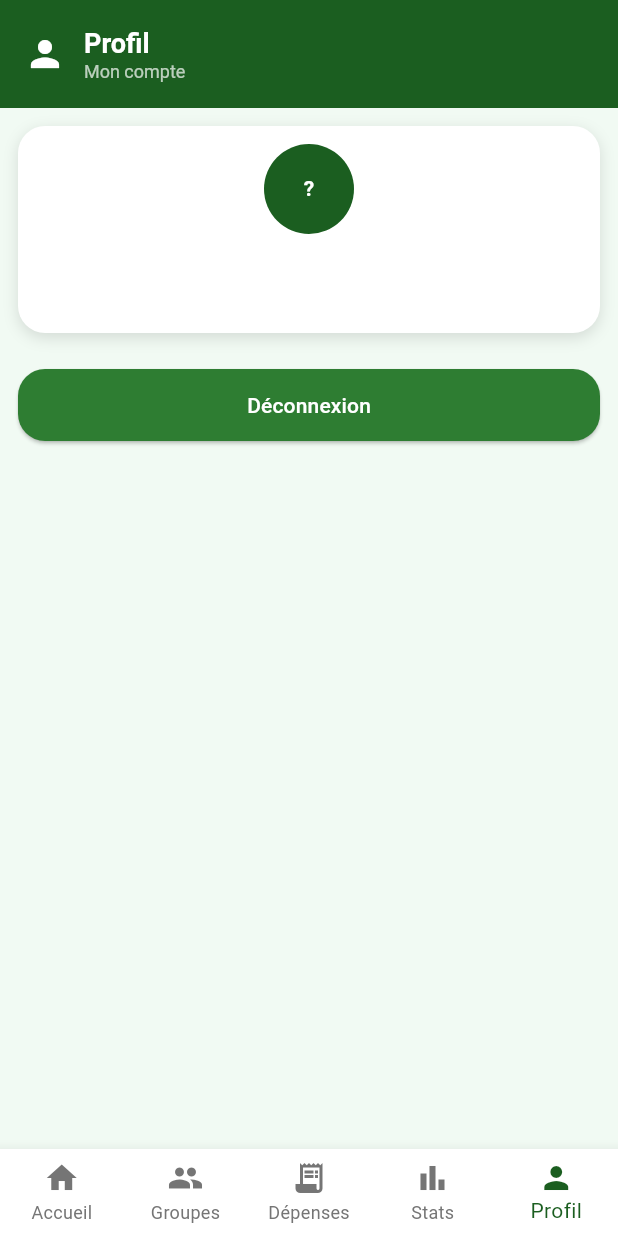
After one commit to Jumeaweb/ArgEnPo, a Flutter app: the MainScreen screen opened directly, item 5 of the bottom bar chosen, on a phone screen of 412 x 824 dp. The commit adds this screen. Run offline on Flutter 3.47's test engine with Material 3 defaults, Android fonts, the phone set to English and light mode, and no system bars; our stand-ins replace package_info_plus, shared_preferences, supabase_flutter; accounts and stored records are empty; network calls fail.

Commit message:
Barre de navigation inférieure et écran Groupes (portage v0.8.5)
Generated by Mistral Vibe.
Co-Authored-By: Mistral Vibe <vibe@mistral.ai>

```diff
--- /dev/null
+++ b/lib/layout/app_bottom_navigation.dart
@@ -0,0 +1,48 @@
+import 'package:flutter/material.dart';
+
+import '../theme/theme.dart';
+
+class AppBottomNavigation extends StatelessWidget {
+  final int currentIndex;
+  final ValueChanged<int> onTap;
+
+  const AppBottomNavigation({
+    super.key,
+    required this.currentIndex,
+    required this.onTap,
+  });
+
+  @override
+  Widget build(BuildContext context) {
+    return BottomNavigationBar(
+      currentIndex: currentIndex,
+      type: BottomNavigationBarType.fixed,
+      backgroundColor: Colors.white,
+      selectedItemColor: AppColors.primary,
+      unselectedItemColor: AppColors.textSecondary,
+      onTap: onTap,
+      items: const [
+        BottomNavigationBarItem(
+          icon: Icon(Icons.home),
+          label: 'Accueil',
+        ),
+        BottomNavigationBarItem(
+          icon: Icon(Icons.group),
+          label: 'Groupes',
+        ),
+        BottomNavigationBarItem(
+          icon: Icon(Icons.receipt_long),
+          label: 'Dépenses',
+        ),
+        BottomNavigationBarItem(
+          icon: Icon(Icons.bar_chart),
+          label: 'Stats',
+        ),
+        BottomNavigationBarItem(
+          icon: Icon(Icons.person),
+          label: 'Profil',
+        ),
+      ],
+    );
+  }
+}
--- /dev/null
+++ b/lib/layout/main_screen.dart
@@ -0,0 +1,76 @@
+import 'package:flutter/material.dart';
+
+import '../models/navigation_item.dart';
+import '../screens/expenses_screen.dart';
+import '../screens/groups_screen.dart';
+import '../screens/home_screen.dart';
+import '../screens/profile_screen.dart';
+import '../screens/statistics_screen.dart';
+import '../theme/theme.dart';
+
+import 'app_bottom_navigation.dart';
+
+class MainScreen extends StatefulWidget {
+  const MainScreen({super.key});
+
+  @override
+  State<MainScreen> createState() => _MainScreenState();
+}
+
+class _MainScreenState extends State<MainScreen> {
+  int selectedIndex = 0;
+
+  final List<NavigationItem> navigationItems = const [
+    NavigationItem(
+      page: HomeScreen(),
+      icon: Icons.home,
+      title: 'ArgEnPo',
+      subtitle: 'Les comptes entre amis, sans prise de tête.',
+    ),
+    NavigationItem(
+      page: GroupsScreen(),
+      icon: Icons.group,
+      title: 'Groupes',
+      subtitle: 'Mes groupes de partage',
+    ),
+    NavigationItem(
+      page: ExpensesScreen(),
+      icon: Icons.receipt_long,
+      title: 'Dépenses',
+      subtitle: 'Toutes mes dépenses',
+    ),
+    NavigationItem(
+      page: StatisticsScreen(),
+      icon: Icons.bar_chart,
+      title: 'Statistiques',
+      subtitle: 'Analyse des dépenses',
+    ),
+    NavigationItem(
+      page: ProfileScreen(),
+      icon: Icons.person,
+      title: 'Profil',
+      subtitle: 'Mon compte',
+    ),
+  ];
+
+  @override
+  Widget build(BuildContext context) {
+    return Scaffold(
+      backgroundColor: AppColors.background,
+      body: IndexedStack(
+        index: selectedIndex,
+        children: [
+          for (final item in navigationItems) item.page,
+        ],
+      ),
+      bottomNavigationBar: AppBottomNavigation(
+        currentIndex: selectedIndex,
+        onTap: (index) {
+          setState(() {
+            selectedIndex = index;
+          });
+        },
+      ),
+    );
+  }
+}
--- /dev/null
+++ b/lib/models/navigation_item.dart
@@ -0,0 +1,15 @@
+import 'package:flutter/material.dart';
+
+class NavigationItem {
+  final Widget page;
+  final IconData icon;
+  final String title;
+  final String subtitle;
+
+  const NavigationItem({
+    required this.page,
+    required this.icon,
+    required this.title,
+    required this.subtitle,
+  });
+}
--- a/lib/screens/email_login_screen.dart
+++ b/lib/screens/email_login_screen.dart
@@ -5,7 +5,7 @@ import '../services/auth_service.dart';
 import '../theme/theme.dart';
 import '../widgets/widgets.dart';
 
-import 'home_screen.dart';
+import '../layout/main_screen.dart';
 
 class EmailLoginScreen extends StatefulWidget {
   const EmailLoginScreen({super.key});
@@ -68,7 +68,7 @@ class _EmailLoginScreenState extends State<EmailLoginScreen> {
         // Connexion réussie : on ouvre l'accueil en effaçant toute
         // la pile de navigation (sinon on resterait sur la connexion).
         Navigator.of(context).pushAndRemoveUntil(
-          MaterialPageRoute(builder: (_) => const HomeScreen()),
+          MaterialPageRoute(builder: (_) => const MainScreen()),
           (route) => false,
         );
       } else {
--- /dev/null
+++ b/lib/screens/profile_screen.dart
@@ -0,0 +1,109 @@
+import 'package:flutter/material.dart';
+import 'package:supabase_flutter/supabase_flutter.dart';
+
+import '../services/auth_service.dart';
+import '../theme/theme.dart';
+import '../services/user_service.dart';
+import '../widgets/widgets.dart';
+
+import 'login_screen.dart';
+
+class ProfileScreen extends StatefulWidget {
+  const ProfileScreen({super.key});
+
+  @override
+  State<ProfileScreen> createState() => _ProfileScreenState();
+}
+
+class _ProfileScreenState extends State<ProfileScreen> {
+  final UserService _userService = UserService();
+
+  String displayName = '';
+  String email = '';
+
+  @override
+  void initState() {
+    super.initState();
+    loadProfile();
+  }
+
+  Future<void> loadProfile() async {
+    final user = Supabase.instance.client.auth.currentUser;
+    if (user == null) return;
+
+    final name = await _userService.getUserDisplayName(user.id);
+
+    if (!mounted) return;
+
+    setState(() {
+      displayName = name;
+      email = user.email ?? '';
+    });
+  }
+
+  Future<void> _signOut() async {
+    await AuthService().signOut();
+
+    if (!mounted) return;
+
+    Navigator.of(context).pushAndRemoveUntil(
+      MaterialPageRoute(builder: (_) => const LoginScreen()),
+      (route) => false,
+    );
+  }
+
+  @override
+  Widget build(BuildContext context) {
+    final initial =
+        displayName.isNotEmpty ? displayName[0].toUpperCase() : '?';
+
+    return Scaffold(
+      backgroundColor: AppColors.background,
+      appBar: AppBar(
+        backgroundColor: AppColors.primary,
+        foregroundColor: AppColors.textLight,
+        toolbarHeight: 72,
+        title: const Row(
+          children: [
+            Icon(Icons.person, size: 28),
+            SizedBox(width: 12),
+            Column(
+              crossAxisAlignment: CrossAxisAlignment.start,
+              mainAxisSize: MainAxisSize.min,
+              children: [
+                Text('Profil', style: AppTextStyles.appBarTitle),
+                Text('Mon compte', style: AppTextStyles.appBarSubtitle),
+              ],
+            ),
+          ],
+        ),
+      ),
+      body: ListView(
+        padding: const EdgeInsets.all(AppDimensions.padding),
+        children: [
+          AppCard(
+            padding: const EdgeInsets.all(AppDimensions.padding),
+            child: Column(
+              children: [
+                CircleAvatar(
+                  radius: AppDimensions.iconCircleRadius + 8,
+                  backgroundColor: AppColors.primary,
+                  child: Text(initial, style: AppTextStyles.avatarInitial),
+                ),
+                const SizedBox(height: AppDimensions.padding),
+                Text(displayName, style: AppTextStyles.title),
+                const SizedBox(height: 4),
+                Text(email, style: AppTextStyles.subtitle),
+              ],
+            ),
+          ),
+          const SizedBox(height: AppDimensions.padding),
+          AppButton(
+            text: 'Déconnexion',
+            onPressed: _signOut,
+          ),
+        ],
+      ),
+    );
+  }
+}
--- a/lib/screens/splash_screen.dart
+++ b/lib/screens/splash_screen.dart
@@ -4,7 +4,7 @@ import 'package:supabase_flutter/supabase_flutter.dart';
 import '../services/install_service.dart';
 import '../theme/theme.dart';
 
-import 'home_screen.dart';
+import '../layout/main_screen.dart';
 import 'login_screen.dart';
 
 class SplashScreen extends StatefulWidget {
@@ -69,7 +69,7 @@ class _SplashScreenState extends State<SplashScreen>
     Navigator.of(context).pushReplacement(
       MaterialPageRoute(
         builder: (_) =>
-            session != null ? const HomeScreen() : const LoginScreen(),
+            session != null ? const MainScreen() : const LoginScreen(),
       ),
     );
   }
```
Also changed, not shown: lib/screens/expenses_screen.dart (added, +44 -0 lines), lib/screens/groups_screen.dart (added, +183 -0 lines), lib/screens/statistics_screen.dart (added, +44 -0 lines).
